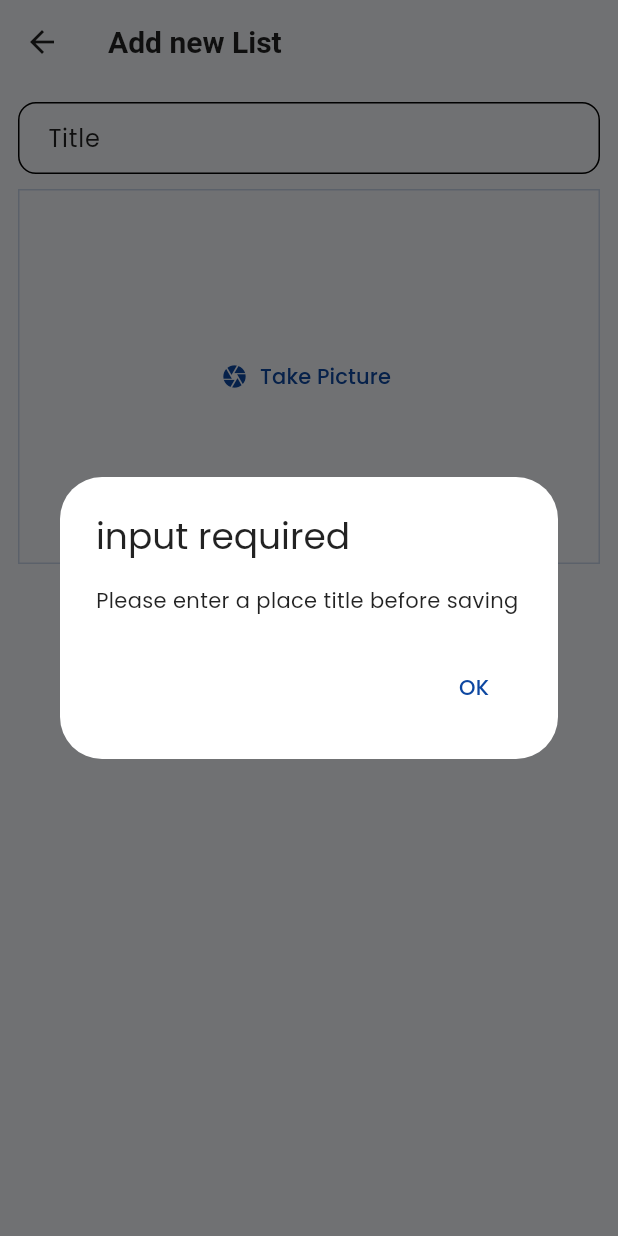
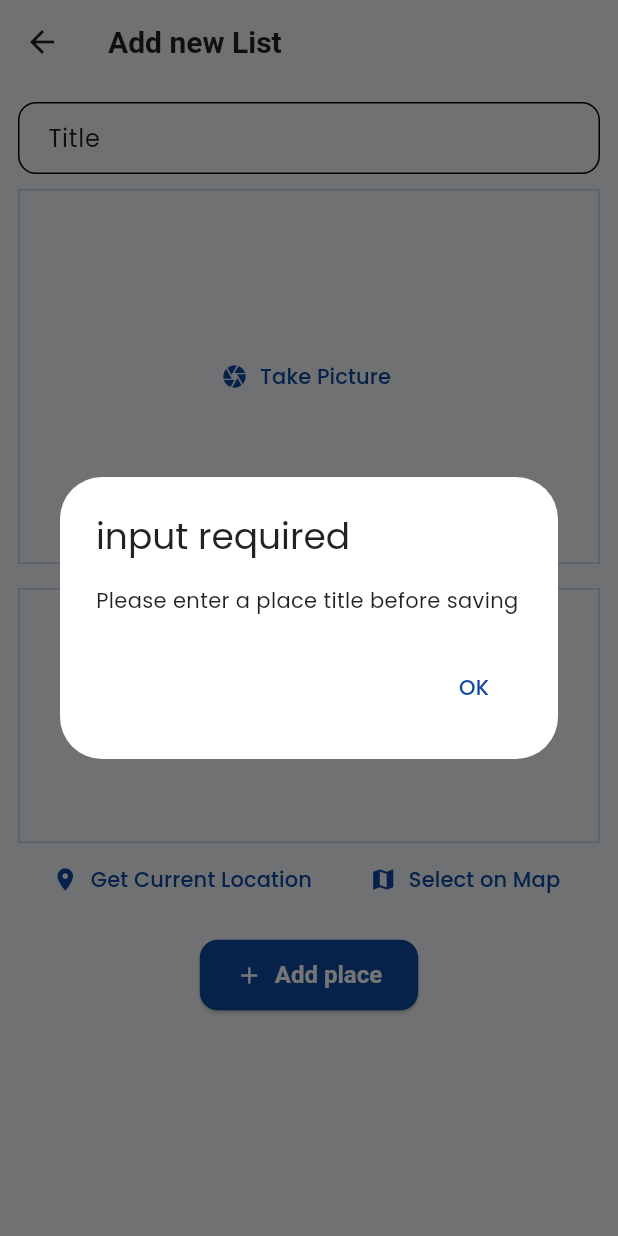
Before and after one commit to Shivansh1602/favourite_places_app, a Flutter app: the AddPlaceScreen screen opened directly, after a tap on "Add place", on a phone screen of 412 x 824 dp. Run offline on Flutter 3.47's test engine with Material 3 defaults, Android fonts, the phone set to English and light mode, and no system bars; our stand-ins replace flutter_riverpod, google_fonts, image_picker.

Commit message:
preveiew image ,add location package ,added buttons and rendered ui

```diff
--- a/lib/models/place.dart
+++ b/lib/models/place.dart
@@ -1,9 +1,11 @@
 import 'package:uuid/uuid.dart';
+import 'dart:io';
 const uuid=Uuid();
 
 class Place{
-   Place({required this.title}): id=uuid.v4();
+   Place({required this.title,required this.image}): id=uuid.v4();
    final String id;
   final String title;
+  final File  image;
 
 }
--- a/lib/non_screens_widgets/image_input.dart
+++ b/lib/non_screens_widgets/image_input.dart
@@ -5,7 +5,9 @@ import 'package:image_picker/image_picker.dart';
 import 'dart:io';
 
 class ImageInput extends StatefulWidget {
-  const ImageInput({super.key});
+  const ImageInput({super.key,required this.onPickImage});
+
+  final void Function (File image) onPickImage;
 
   @override
   State<ImageInput> createState() {
@@ -27,21 +29,32 @@ class _ImageInput extends State<ImageInput> {
     if (pickedImage == null) {
       return;
     }
-    _selectedImage = File( pickedImage.path,); // changed the XFILE type of pcikedimage to normal File type and stored it in _selected image which of type File ,, here the File object stores the path of Xfile picked image
+    setState(() {
+      _selectedImage = File( pickedImage.path); // changed the XFILE type of pcikedimage to normal File type and stored it in _selected image which of type File ,, here the File object stores the path of Xfile picked image
+
+     widget.onPickImage(_selectedImage!);// since onpickedimage is defined in widget class we can get access to that using widget.onnpickedimage
+
+    });
   }
 
   @override
   Widget build(BuildContext context) {
-    Widget content=TextButton.icon(
+    Widget content = TextButton.icon(
       icon: const Icon(Icons.camera),
       label: const Text('Take Picture'),
       onPressed: _takePicture,
     );
 
-      if(_selectedImage!=null ){
-        content= Image.file(_selectedImage!,fit: BoxFit.fill,);
+    if (_selectedImage != null) {
+      content = GestureDetector(// if the image taken is tapped gesture will be detected and camera will be opened again to replace the picture
+        onTap: _takePicture,
+        child: Image.file(
+          _selectedImage!,
+           width: double.infinity,
+          height: double.infinity,
+        ),
+      );
     }
-
 
     return Container(
       decoration: BoxDecoration(
@@ -50,12 +63,10 @@ class _ImageInput extends State<ImageInput> {
           color: Theme.of(context).colorScheme.primary.withValues(alpha: 0.2),
         ),
       ),
-
        height: 250,
-      width: double.infinity,
-      alignment: Alignment
-          .center, //allligns the child widget which is button in the centre of the container
-      child:content
+      width: double.infinity ,
+      alignment: Alignment.center, //allligns the child widget which is button in the centre of the container
+      child: content,
     );
   }
 }
--- /dev/null
+++ b/lib/non_screens_widgets/location_input.dart
@@ -0,0 +1,53 @@
+// to input location
+import 'package:flutter/cupertino.dart';
+import 'package:flutter/material.dart';
+
+class LocationInput extends StatefulWidget {
+  const LocationInput({super.key});
+  @override
+  State<LocationInput> createState() {
+    return _LocationInputState();
+  }
+}
+
+class _LocationInputState extends State<LocationInput> {
+  @override
+  Widget build(BuildContext context) {
+    return Column(
+      children: [
+        Container(
+          height: 170,
+          width: double.infinity,
+          decoration: BoxDecoration(
+            border: Border.all(
+              width: 1,
+              color: Theme.of(context).colorScheme.primary.withValues(alpha: 0.2),
+            ),
+          ),
+          child: Text(
+            'No location ',
+            textAlign: TextAlign.center,
+            style: Theme.of(context).textTheme.bodyLarge!.copyWith(
+              color: Theme.of(context).colorScheme.primary,
+            ),
+          ),
+        ),
+        Row(
+          mainAxisAlignment: MainAxisAlignment.spaceEvenly,
+          children: [
+            TextButton.icon(
+              onPressed: () {},
+              label: Text('Get Current Location'),
+              icon: Icon(Icons.location_on),
+            ),
+            TextButton.icon(
+              onPressed: () {},
+              label: Text('Select on Map'),
+              icon: Icon(Icons.map),
+            ),
+          ],
+        ),
+      ],
+    );
+  }
+}
--- a/lib/non_screens_widgets/places_list.dart
+++ b/lib/non_screens_widgets/places_list.dart
@@ -25,6 +25,11 @@ class PlacesList extends StatelessWidget {
       itemCount: places.length,                                                                                      // counts the total item in the list to be rendered for flutter
       itemBuilder: (context, index) => ListTile(
         // build a list based on the index using list tile
+        leading: CircleAvatar(
+          radius: 26,
+          backgroundImage: FileImage(places[index].image),
+        ),
+
         title: Text(
           places[index].title,                                              //to get the parameter 'title' we used index
           style: Theme.of(context).textTheme.titleMedium!.copyWith(
--- a/lib/screens/add_place_screen.dart
+++ b/lib/screens/add_place_screen.dart
@@ -1,9 +1,11 @@
 // add button screen to take input elements  from the users , allows a user too input data for the new place
 
 import 'package:favourite_places_app/non_screens_widgets/image_input.dart';
+import 'package:favourite_places_app/non_screens_widgets/location_input.dart';
 import 'package:favourite_places_app/providers/user_places.dart';
 import 'package:flutter/material.dart';
 import 'package:flutter_riverpod/flutter_riverpod.dart';
+import 'dart:io';
 
 class AddPlaceScreen extends ConsumerStatefulWidget {
   const AddPlaceScreen({super.key});
@@ -15,13 +17,16 @@ class AddPlaceScreen extends ConsumerStatefulWidget {
 }
 
 class _AddPlaceScreenState extends ConsumerState<AddPlaceScreen> {
-  final _titleController =
-      TextEditingController(); //value to be passed in controller
+  final _titleController = TextEditingController();
+  //value to be passed in controller
+
+  File? _selectedImage;
 
   void _savedPlaces() {
     final enteredTitle = _titleController.text;
 
-    if (enteredTitle.isEmpty) {// is list is empty we show a dialog box
+    if (enteredTitle.isEmpty || _selectedImage == null) {
+      // is list is empty we show a dialog box
       showDialog(
         context: context,
         builder: (context) => AlertDialog(
@@ -38,7 +43,10 @@ class _AddPlaceScreenState extends ConsumerState<AddPlaceScreen> {
 
       return;
     }
-    ref.read(userPlacesProvider.notifier).addPlace(enteredTitle); // returning the provider if list is not empty
+    ref
+    .read(userPlacesProvider.notifier)
+    .addPlace(enteredTitle, _selectedImage!);
+     // returning the provider if list is not empty
     Navigator.of(context).pop();
   }
 
@@ -59,15 +67,20 @@ class _AddPlaceScreenState extends ConsumerState<AddPlaceScreen> {
           children: [
             TextField(
               decoration: const InputDecoration(labelText: 'Title'),
-              controller:
-                  _titleController, //to make sure user input is managed by flutter and can be accessed when needed later
+              controller:_titleController, //to make sure user input is managed by flutter and can be accessed when needed later
               style: TextStyle(color: Theme.of(context).colorScheme.onSurface),
             ),
 
             const SizedBox(height: 10),
 
-            ImageInput(),
+            ImageInput(
+              onPickImage: (image) {
+                _selectedImage = image;
+              },
+            ),
+           const SizedBox(height: 16),
 
+            LocationInput(),
 
             const SizedBox(height: 16),
             ElevatedButton.icon(
--- a/pubspec.yaml
+++ b/pubspec.yaml
@@ -38,6 +38,7 @@ dependencies:
   uuid: ^4.5.1
   flutter_riverpod: ^2.6.1
   image_picker: ^1.1.2
+  location: ^8.0.1
 
 dev_dependencies:
   flutter_test:
```
Also changed, not shown: lib/providers/user_places.dart (+11 -11 lines), lib/screens/place_detail_screen.dart (+5 -7 lines), lib/screens/place_list_screen.dart (+5 -4 lines), pubspec.lock, 3 other files. Lines whose indentation alone changed are shown as unchanged.
